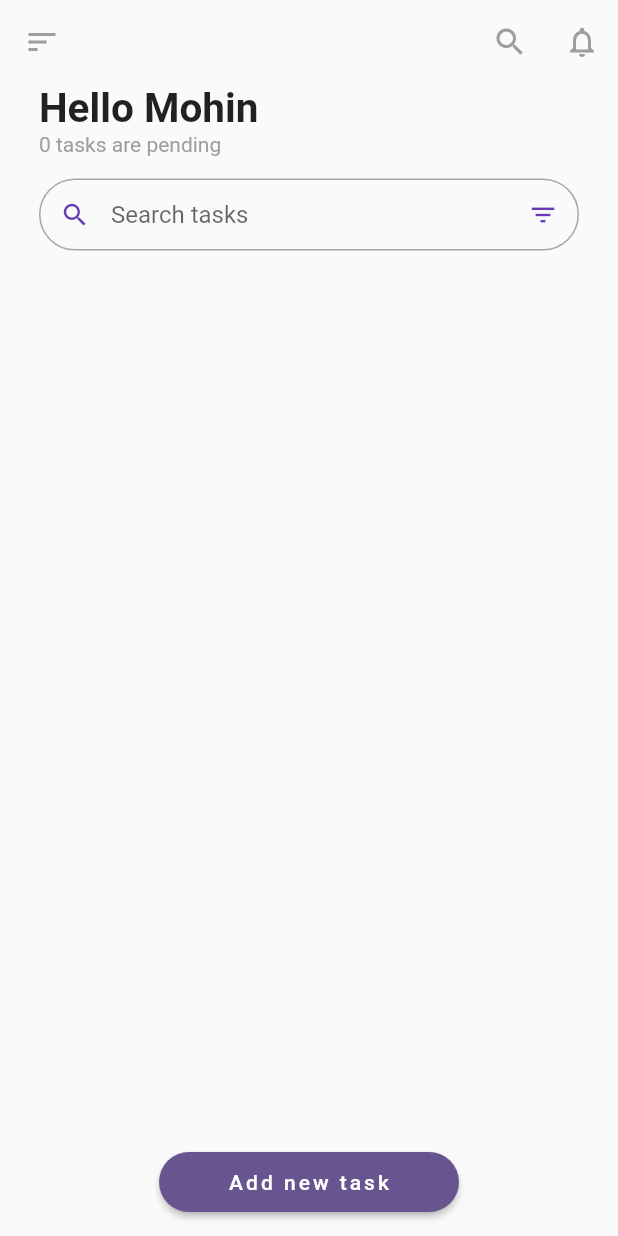
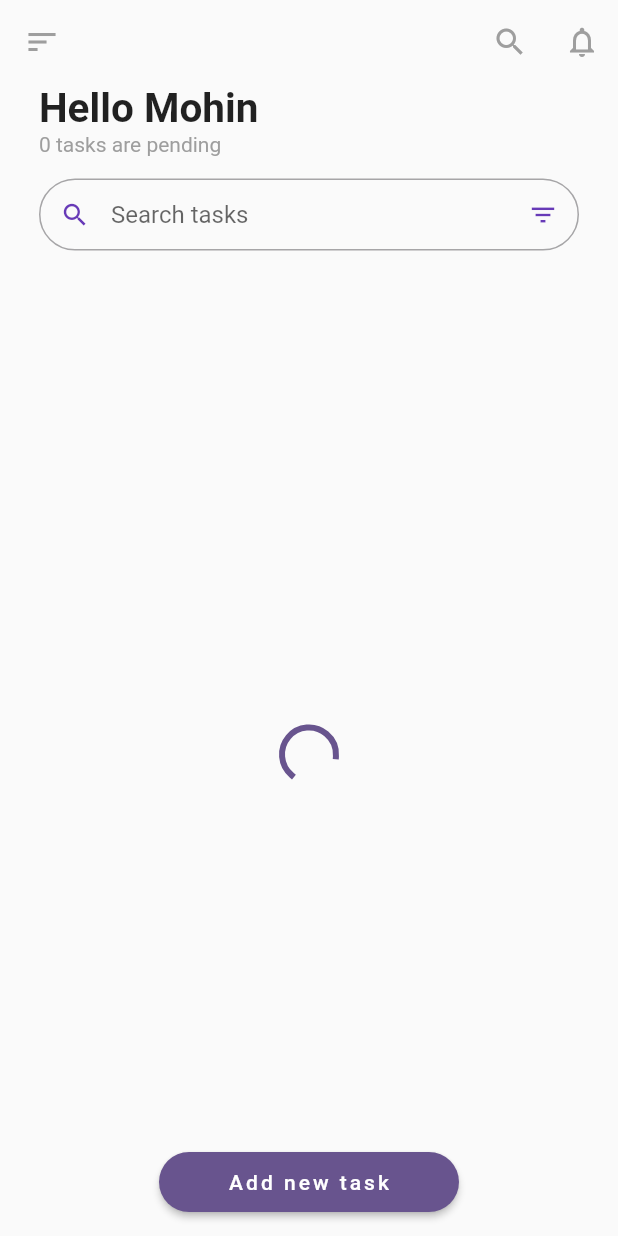
Before and after one commit to Firdavs-coder/todo-intern, a Flutter app: the first screen one second after launch, on a phone screen of 412 x 824 dp. Run offline on Flutter 3.47's test engine with Material 2 defaults, Android fonts, the phone set to English and light mode, and no system bars; our stand-ins replace shared_preferences; missing offline and left inert: enhance_stepper.

Commit message:
Last Update

```diff
--- a/lib/screens/home_page.dart
+++ b/lib/screens/home_page.dart
@@ -18,11 +18,16 @@ class HomeScreen extends StatefulWidget {
 }
 
 class _HomeScreenState extends State<HomeScreen> {
+  bool isLoaded = false;
+
   @override
   void initState() {
     super.initState();
 
     Timer(const Duration(milliseconds: 1800), () {
+      setState(() {
+        isLoaded = true;
+      });
       context.read<Functions>().obtainData();
     });
   }
@@ -37,7 +42,13 @@ class _HomeScreenState extends State<HomeScreen> {
         children: [
           const TextWidget(),
           SearchWidget(),
-          const CustomStepper(),
+          isLoaded
+              ? const CustomStepper()
+              : const Expanded(
+                  child: Center(
+                    child: CircularProgressIndicator(),
+                  ),
+                ),
         ],
       ),
       floatingActionButtonLocation: FloatingActionButtonLocation.centerFloat,
```
Also changed, not shown: lib/widgets/stepper.dart (+4 -4 lines), 2 other files.
